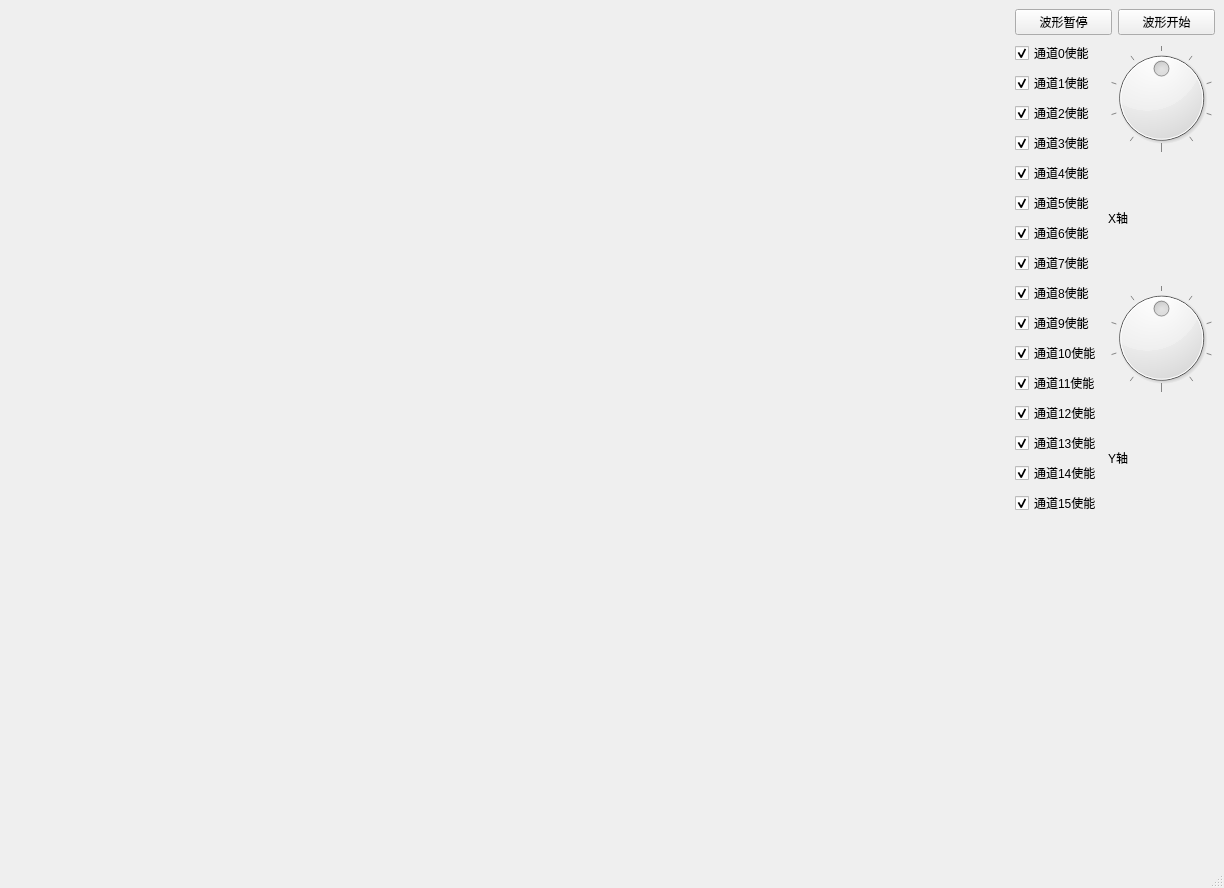
Old version of the form wave/mainwindow.ui in the repository fengbaochun/softwareToolBox.
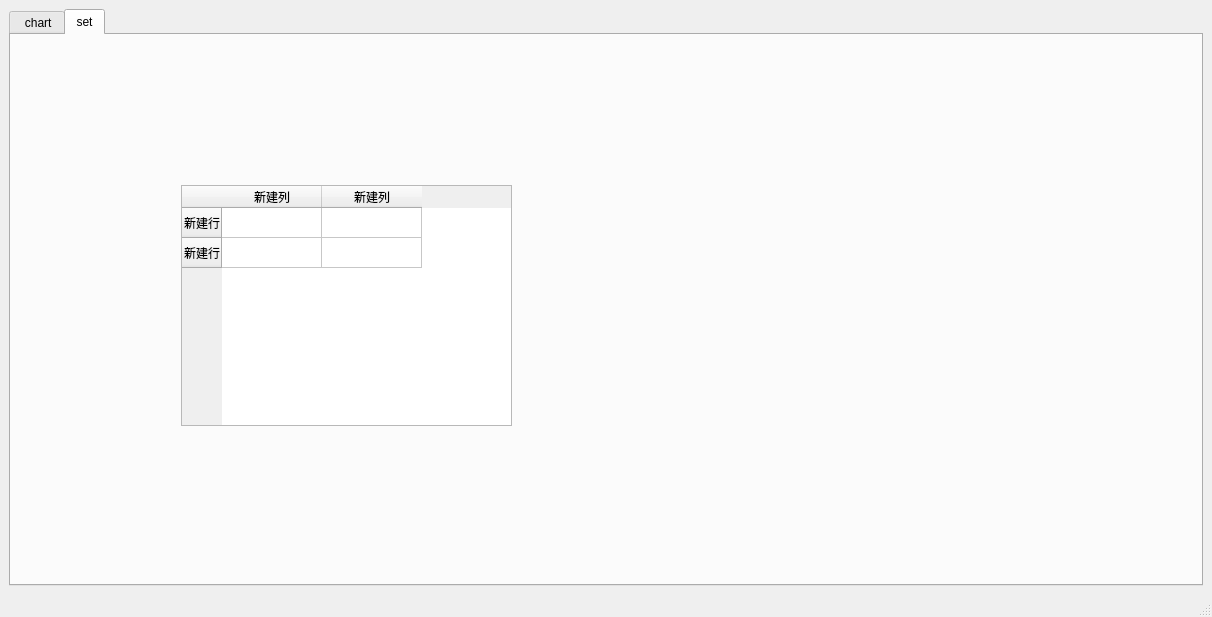
New version of the form.

Commit message: 完善 mainwindow.ui

Patch:
```diff
--- a/wave/mainwindow.ui
+++ b/wave/mainwindow.ui
@@ -6,16 +6,26 @@
    <rect>
     <x>0</x>
     <y>0</y>
-    <width>1224</width>
-    <height>888</height>
+    <width>1212</width>
+    <height>617</height>
    </rect>
   </property>
   <property name="windowTitle">
    <string>MainWindow</string>
   </property>
   <widget class="QWidget" name="centralwidget">
-   <layout class="QGridLayout" name="gridLayout">
-    <item row="0" column="0">
+   <layout class="QVBoxLayout" name="verticalLayout_6">
+    <item>
+     <widget class="QTabWidget" name="tabWidget">
+      <property name="currentIndex">
+       <number>1</number>
+      </property>
+      <widget class="QWidget" name="tab_3">
+       <attribute name="title">
+        <string> chart</string>
+       </attribute>
+       <layout class="QVBoxLayout" name="verticalLayout_2">
+        <item>
      <layout class="QHBoxLayout" name="horizontalLayout_2">
       <item>
        <widget class="QWidget" name="widget" native="true">
@@ -294,6 +304,45 @@
     </item>
    </layout>
   </widget>
+      <widget class="QWidget" name="tab_4">
+       <attribute name="title">
+        <string>set</string>
+       </attribute>
+       <widget class="QTableWidget" name="tableWidget">
+        <property name="geometry">
+         <rect>
+          <x>170</x>
+          <y>150</y>
+          <width>331</width>
+          <height>241</height>
+         </rect>
+        </property>
+        <row>
+         <property name="text">
+          <string>新建行</string>
+         </property>
+        </row>
+        <row>
+         <property name="text">
+          <string>新建行</string>
+         </property>
+        </row>
+        <column>
+         <property name="text">
+          <string>新建列</string>
+         </property>
+        </column>
+        <column>
+         <property name="text">
+          <string>新建列</string>
+         </property>
+        </column>
+       </widget>
+      </widget>
+     </widget>
+    </item>
+   </layout>
+  </widget>
   <widget class="QMenuBar" name="menubar">
    <property name="geometry">
     <rect>
```
Left out of the diff: 4 changed lines with no effect on the pictures. Lines whose indentation alone changed are shown as unchanged.
